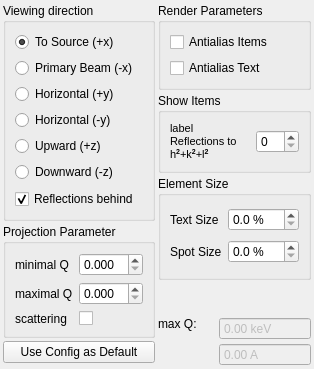
First picture: the form in ui/stereocfg.ui, repository jonasstein/clip, before the edit.
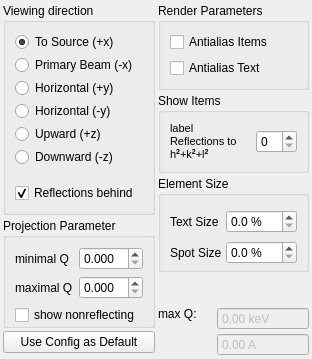
Second picture: the form after the edit. Icons and pictures are not drawn.

Commit message: Possibility of locking MouseInfoDisplay by ContextMenu on Projector StereoProjector can display reflections in valid scattering position only

What changed in the file:
```diff
--- a/ui/stereocfg.ui
+++ b/ui/stereocfg.ui
@@ -6,8 +6,8 @@
    <rect>
     <x>0</x>
     <y>0</y>
-    <width>299</width>
-    <height>325</height>
+    <width>300</width>
+    <height>343</height>
    </rect>
   </property>
   <property name="windowTitle">
@@ -33,6 +33,9 @@
       <bool>true</bool>
      </property>
      <layout class="QVBoxLayout" name="verticalLayout_2">
+      <property name="spacing">
+       <number>3</number>
+      </property>
       <item>
        <widget class="QRadioButton" name="Xp">
         <property name="layoutDirection">
@@ -200,10 +203,22 @@
      <property name="title">
       <string>Element Size</string>
      </property>
+     <property name="alignment">
+      <set>Qt::AlignLeading|Qt::AlignLeft|Qt::AlignTop</set>
+     </property>
      <property name="flat">
       <bool>true</bool>
      </property>
+     <property name="checkable">
+      <bool>false</bool>
+     </property>
      <layout class="QGridLayout" name="gridLayout_2">
+      <property name="bottomMargin">
+       <number>0</number>
+      </property>
+      <property name="spacing">
+       <number>3</number>
+      </property>
       <item row="0" column="0">
        <widget class="QLabel" name="label_11">
         <property name="text">
@@ -262,6 +277,9 @@
       <bool>true</bool>
      </property>
      <layout class="QGridLayout" name="gridLayout">
+      <property name="bottomMargin">
+       <number>0</number>
+      </property>
       <item row="0" column="0">
        <widget class="QLabel" name="label_5">
         <property name="text">
@@ -308,20 +326,13 @@
         </property>
        </widget>
       </item>
-      <item row="2" column="1">
-       <widget class="QCheckBox" name="onlyScattering">
-        <property name="text">
-         <string/>
+      <item row="2" column="0" colspan="2">
+       <widget class="QCheckBox" name="showNonreflecting">
+        <property name="toolTip">
+         <string>If checked, all reflections that lie in the wavevector band are displayed. Otherwise, the scattering geometry is taken into account.</string>
         </property>
-       </widget>
-      </item>
-      <item row="2" column="0">
-       <widget class="QLabel" name="label_7">
         <property name="text">
-         <string>scattering</string>
-        </property>
-        <property name="buddy">
-         <cstring>detMaxQ</cstring>
+         <string>show nonreflecting</string>
         </property>
        </widget>
       </item>
@@ -335,6 +346,9 @@
        <property name="orientation">
         <enum>Qt::Vertical</enum>
        </property>
+       <property name="sizeType">
+        <enum>QSizePolicy::Expanding</enum>
+       </property>
        <property name="sizeHint" stdset="0">
         <size>
          <width>128</width>
@@ -427,7 +441,7 @@
      <property name="sizeHint" stdset="0">
       <size>
        <width>132</width>
-       <height>14</height>
+       <height>8</height>
       </size>
      </property>
     </spacer>
```
The commit also changes 13 other files.
